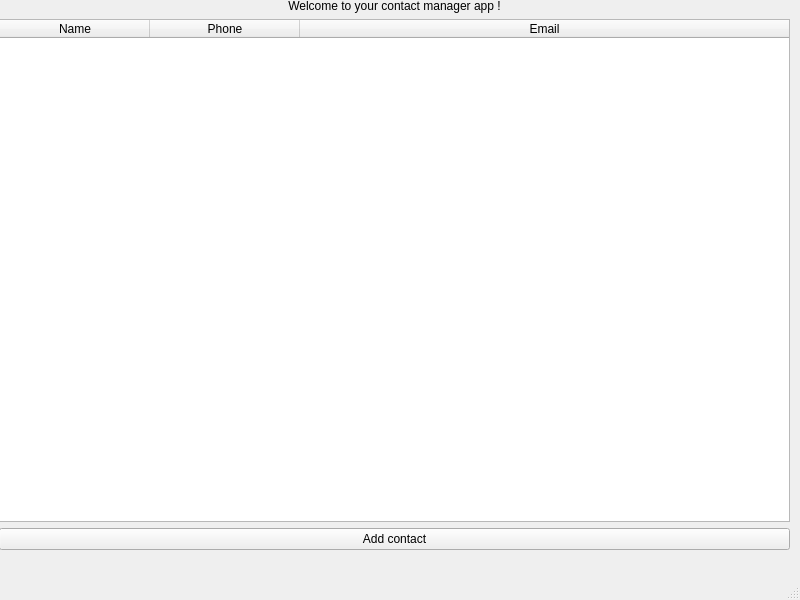
First picture: the form in mainwindow.ui, repository elisesuspene/ContactManager, before the edit.
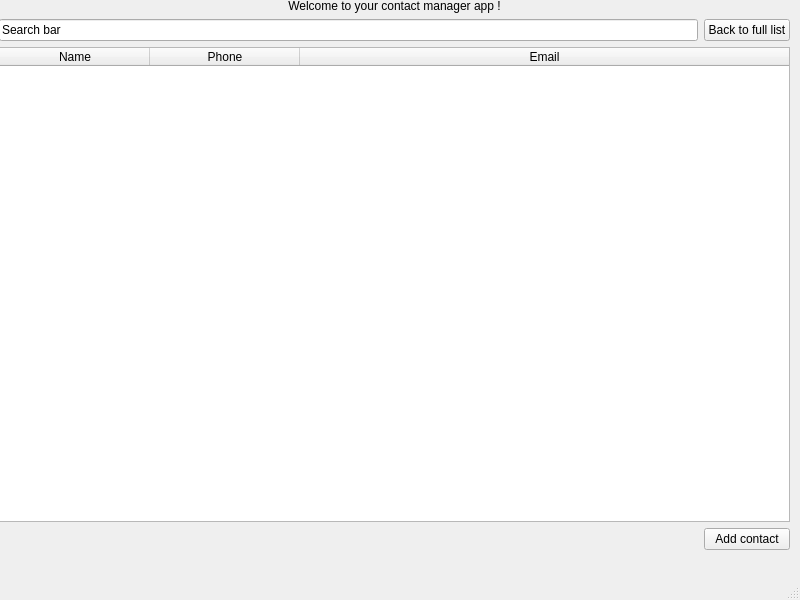
Second picture: the form after the edit.

Commit message: implementing a search bar

The edit to the form file:
```diff
--- a/mainwindow.ui
+++ b/mainwindow.ui
@@ -38,6 +38,20 @@
       </property>
       <layout class="QGridLayout" name="gridLayout">
        <item row="1" column="0">
+        <widget class="QLineEdit" name="SearchBar">
+         <property name="text">
+          <string>Search bar</string>
+         </property>
+        </widget>
+       </item>
+       <item row="3" column="1">
+        <widget class="QPushButton" name="AddContactButton">
+         <property name="text">
+          <string>Add contact</string>
+         </property>
+        </widget>
+       </item>
+       <item row="2" column="0" colspan="2">
         <widget class="QTableWidget" name="ContactTable">
          <property name="columnCount">
           <number>3</number>
@@ -74,14 +88,14 @@
          </column>
         </widget>
        </item>
-       <item row="2" column="0">
-        <widget class="QPushButton" name="AddContactButton">
+       <item row="1" column="1">
+        <widget class="QPushButton" name="SearchBarCancelButton">
          <property name="text">
-          <string>Add contact</string>
+          <string>Back to full list</string>
          </property>
         </widget>
        </item>
-       <item row="0" column="0">
+       <item row="0" column="0" colspan="2">
         <widget class="QLabel" name="WelcomeLabel">
          <property name="text">
           <string>Welcome to your contact manager app !</string>
```
The commit also changes 4 other files.
